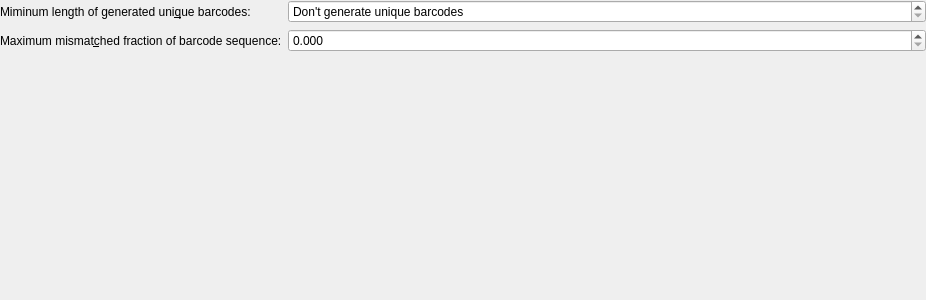
Above: combinatorialprofiler/ui/barcodehammingwidget.ui from ilia-kats/CombinatorialProfiler before the change. Below: the same form after it.
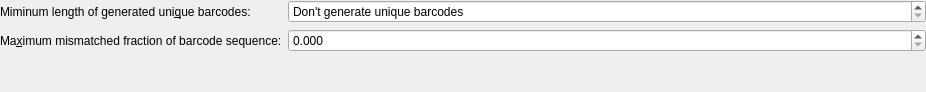
That is the form after the change.

Commit message:
add parameter to only plot read count profiles for sequences with total number of reads over a threshold
This is useful if the sequence space is much larger than library complexity, as
each sequencing or PCR error will create a new unique sequence.

The edit to the form file:
```diff
--- a/combinatorialprofiler/ui/barcodehammingwidget.ui
+++ b/combinatorialprofiler/ui/barcodehammingwidget.ui
@@ -7,9 +7,15 @@
     <x>0</x>
     <y>0</y>
     <width>926</width>
-    <height>300</height>
+    <height>92</height>
    </rect>
   </property>
+  <property name="sizePolicy">
+   <sizepolicy hsizetype="Preferred" vsizetype="Fixed">
+    <horstretch>0</horstretch>
+    <verstretch>0</verstretch>
+   </sizepolicy>
+  </property>
   <property name="windowTitle">
    <string>Form</string>
   </property>
@@ -39,7 +45,7 @@
    <item row="2" column="0">
     <widget class="QLabel" name="label_3">
      <property name="text">
-      <string>Maximum mismat&amp;ched fraction of barcode sequence:</string>
+      <string>Ma&amp;ximum mismatched fraction of barcode sequence:</string>
      </property>
      <property name="buddy">
       <cstring>barcodeMismatches</cstring>
```
The commit also changes 5 other files.
